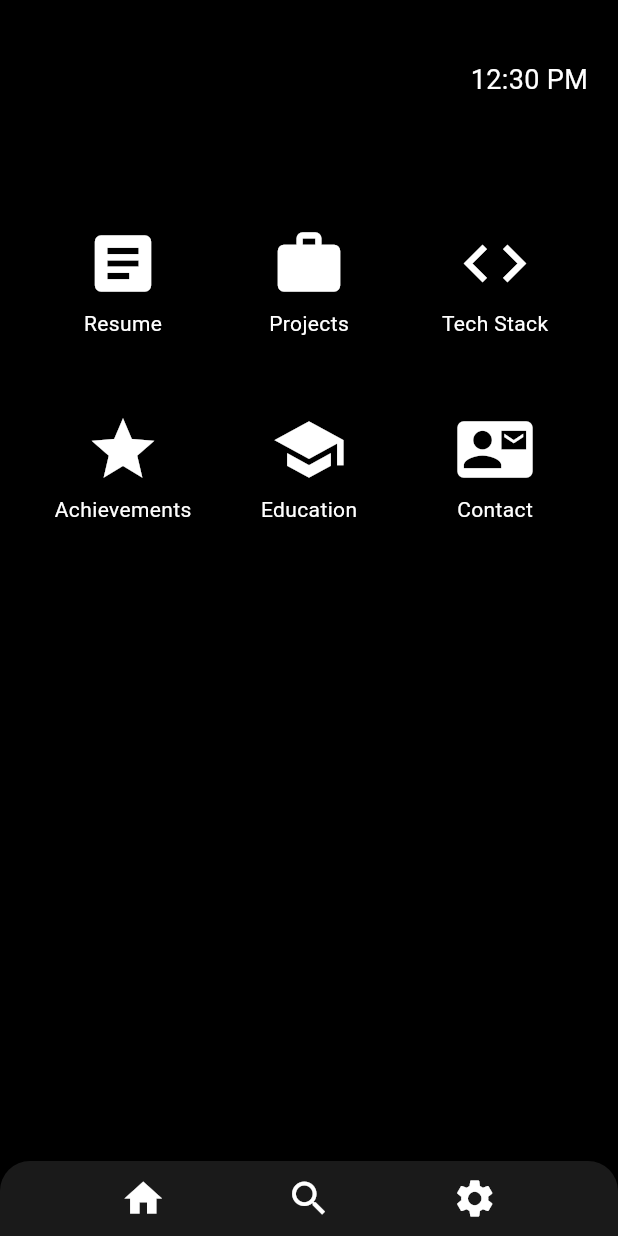
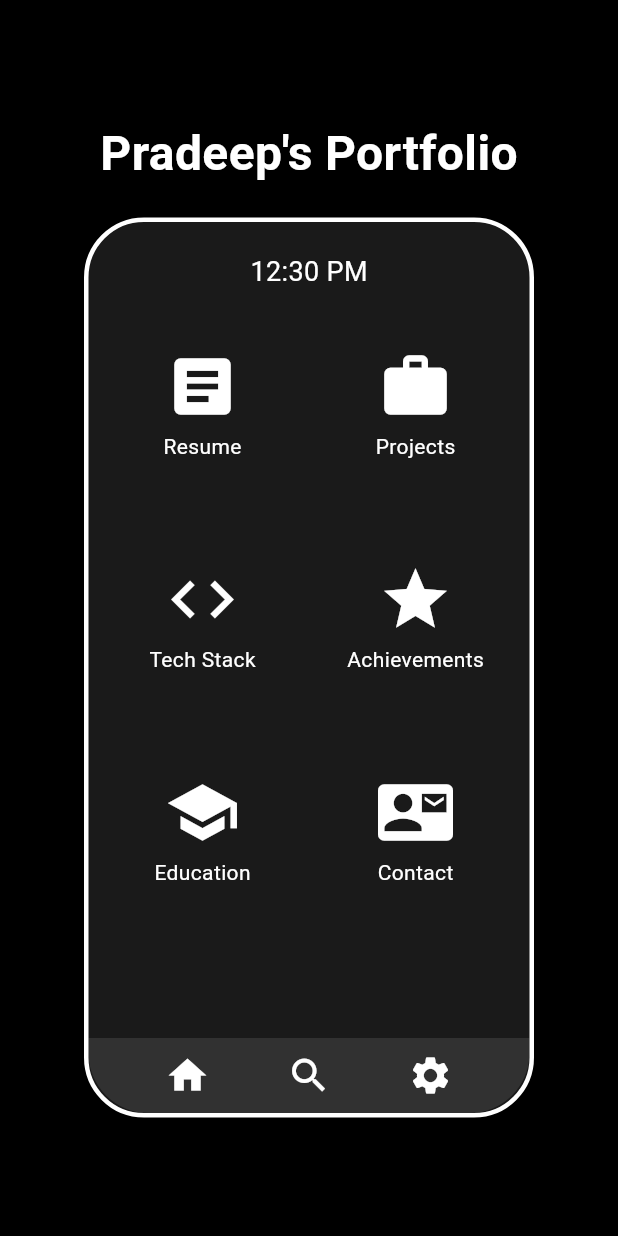
Before and after one commit to Pradeep1234566/Portfolio, a Flutter app: the screen it shows after launch, on a phone screen of 412 x 824 dp. Run offline on Flutter 3.47's test engine with Material 3 defaults, Android fonts, the phone set to English and light mode, and no system bars.

Commit message:
This looks good portfolio man the commit messages are weird

```diff
--- a/lib/main.dart
+++ b/lib/main.dart
@@ -10,40 +10,62 @@ class MyPortfolio extends StatelessWidget {
   Widget build(BuildContext context) {
     return MaterialApp(
       debugShowCheckedModeBanner: false,
-      home: PhoneHomeScreen(),
+      home: WebPortfolioScreen(),
     );
   }
 }
 
-class PhoneHomeScreen extends StatelessWidget {
+class WebPortfolioScreen extends StatelessWidget {
   @override
   Widget build(BuildContext context) {
     return Scaffold(
       backgroundColor: Colors.black,
-      body: Column(
+      body: Center(
+        child: SingleChildScrollView(
+          child: Column(
+            mainAxisAlignment: MainAxisAlignment.center,
             children: [
-          // Status Bar
+              Text(
+                "Pradeep's Portfolio",
+                style: TextStyle(
+                    fontSize: 32,
+                    fontWeight: FontWeight.bold,
+                    color: Colors.white),
+              ),
+              SizedBox(height: 20),
+              // Phone Mockup
               Container(
-            padding: EdgeInsets.symmetric(horizontal: 20, vertical: 40),
-            alignment: Alignment.centerRight,
-            child: Text(
-              "12:30 PM",
-              style: TextStyle(color: Colors.white, fontSize: 18),
+                width: 300,
+                height: 600,
+                decoration: BoxDecoration(
+                  color: Colors.white10,
+                  borderRadius: BorderRadius.circular(40),
+                  border: Border.all(color: Colors.white, width: 3),
                 ),
-          ),
-          // Home Screen with App Icons
+                child: Column(
+                  children: [
+                    SizedBox(height: 20),
+                    Text("12:30 PM",
+                        style: TextStyle(color: Colors.white, fontSize: 18)),
                     Expanded(
+                      child: Padding(
+                        padding: EdgeInsets.all(10),
                         child: GridView.count(
-              crossAxisCount: 3,
-              padding: EdgeInsets.all(20),
+                          crossAxisCount: 2,
+                          crossAxisSpacing: 10,
+                          mainAxisSpacing: 10,
+                          shrinkWrap: true,
                           children: [
-                _buildAppIcon(Icons.article, "Resume", 'https://drive.google.com/file/d/1BO0JIw7JQNliLNma5WmgMrDh-iU5tbBy/view?usp=sharing'),
-                _buildAppIcon(Icons.work, "Projects", 'https://github.com/Pradeep1234566'),
+                            _buildAppIcon(Icons.article, "Resume",
+                                'https://drive.google.com/file/d/1BO0JIw7JQNliLNma5WmgMrDh-iU5tbBy/view?usp=sharing'),
+                            _buildAppIcon(Icons.work, "Projects",
+                                'https://github.com/Pradeep1234566'),
                             _buildAppIcon(Icons.code, "Tech Stack", ''),
                             _buildAppIcon(Icons.star, "Achievements", ''),
                             _buildAppIcon(Icons.school, "Education", ''),
                             _buildAppIcon(Icons.contact_mail, "Contact", ''),
                           ],
+                        ),
                       ),
                     ),
                     // Dock Bar
@@ -52,8 +74,8 @@ class PhoneHomeScreen extends StatelessWidget {
                       decoration: BoxDecoration(
                         color: Colors.white10,
                         borderRadius: BorderRadius.only(
-                topLeft: Radius.circular(20),
-                topRight: Radius.circular(20),
+                          bottomLeft: Radius.circular(40),
+                          bottomRight: Radius.circular(40),
                         ),
                       ),
                       child: Row(
@@ -66,6 +88,11 @@ class PhoneHomeScreen extends StatelessWidget {
                       ),
                     ),
                   ],
+                ),
+              ),
+            ],
+          ),
+        ),
       ),
     );
   }
```
Lines whose indentation alone changed are shown as unchanged.
